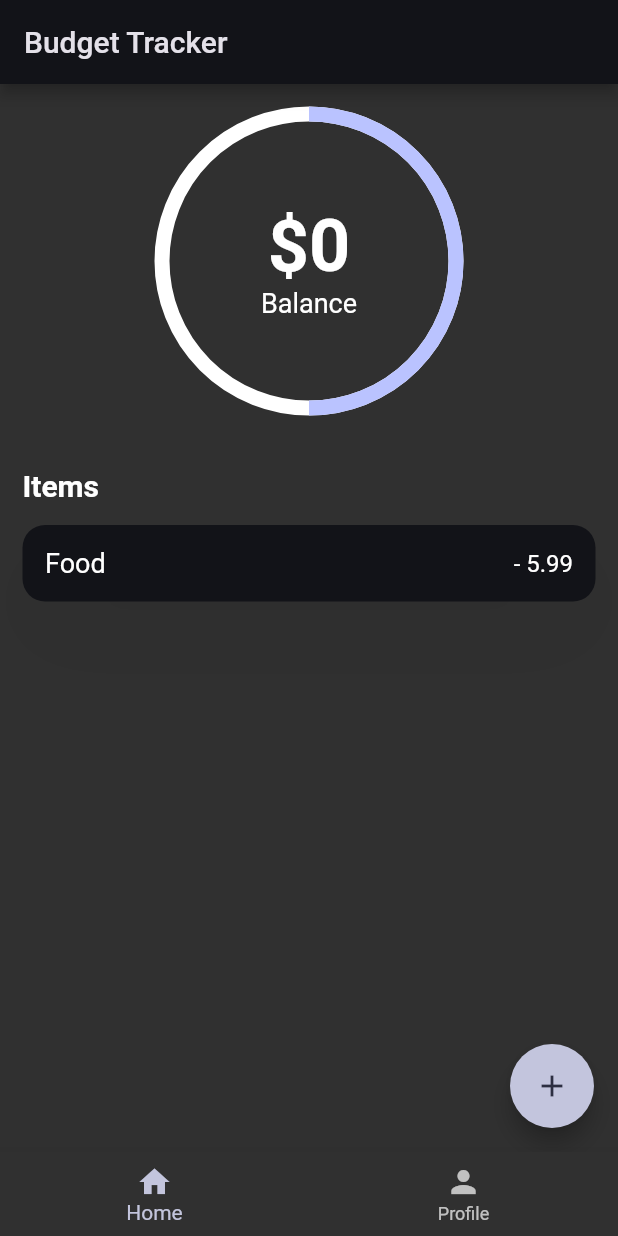
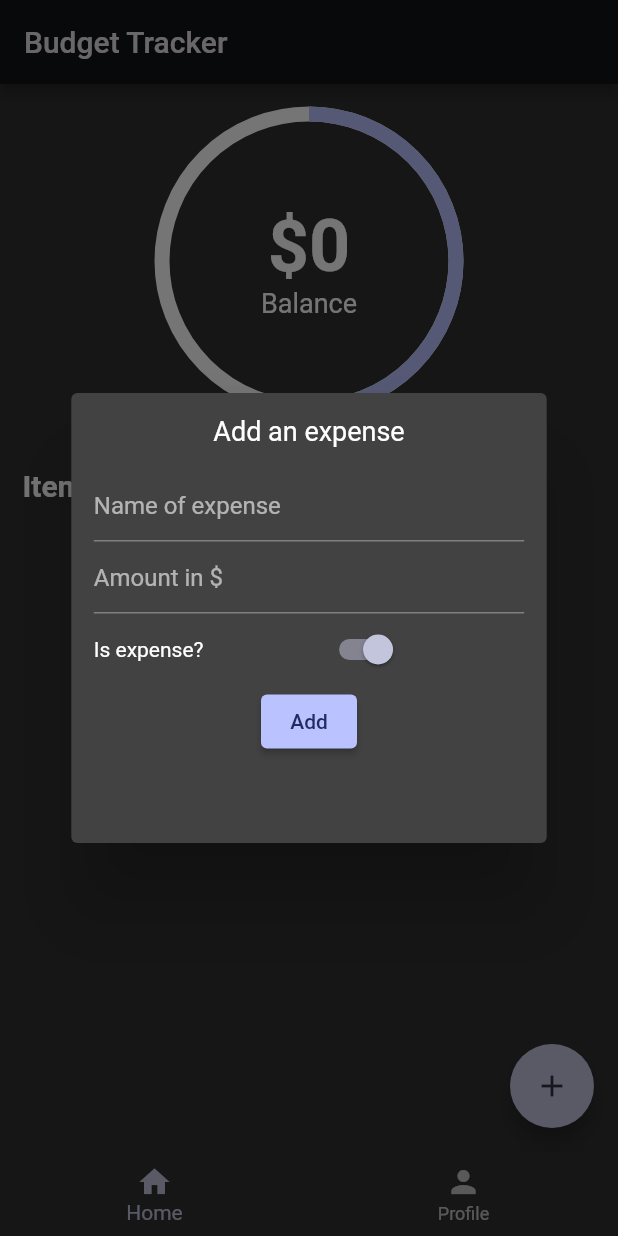
Before and after one commit to MilicTG/budget_tracker_new, a Flutter app: the screen it shows after launch, after a tap on the "add" icon, on a phone screen of 412 x 824 dp. Run offline on Flutter 3.47's test engine with Material 2 defaults, Android fonts, the phone set to English and light mode, and no system bars; drawn by our look-alikes of percent_indicator.

Commit message:
Chapter 7.7

```diff
--- /dev/null
+++ b/lib/components/add_transaction_dialog.dart
@@ -0,0 +1,88 @@
+import 'package:budget_tracker/model/transaction_item.dart';
+import 'package:flutter/material.dart';
+import 'package:flutter/services.dart';
+
+class AddTransactionDialog extends StatefulWidget {
+  final Function(TransactionItem) itemToAdd;
+
+  const AddTransactionDialog({required this.itemToAdd, Key? key})
+      : super(key: key);
+
+  @override
+  State<AddTransactionDialog> createState() => _AddTransactionDialogState();
+}
+
+class _AddTransactionDialogState extends State<AddTransactionDialog> {
+  final TextEditingController itemTitleController = TextEditingController();
+  final TextEditingController amountController = TextEditingController();
+
+  bool _isExpenseController = true; // <- here
+
+  @override
+  Widget build(BuildContext context) {
+    return Dialog(
+      child: SizedBox(
+        width: MediaQuery.of(context).size.width / 1.3,
+        height: 300,
+        child: Padding(
+          padding: const EdgeInsets.all(15.0),
+          child: Column(
+            children: [
+              const Text(
+                "Add an expense",
+                style: TextStyle(fontSize: 18),
+              ),
+              const SizedBox(
+                height: 15,
+              ),
+              TextField(
+                controller: itemTitleController,
+                decoration: const InputDecoration(hintText: "Name of expense"),
+              ),
+              TextField(
+                controller: amountController,
+                keyboardType: TextInputType.number,
+                inputFormatters: <TextInputFormatter>[
+                  FilteringTextInputFormatter.digitsOnly
+                ],
+                decoration: const InputDecoration(hintText: "Amount in \$"),
+              ),
+              Row(
+                mainAxisAlignment: MainAxisAlignment.spaceBetween,
+                children: [
+                  const Text("Is expense?"),
+                  Switch.adaptive(
+                    value: _isExpenseController,
+                    onChanged: (b) {
+                      setState(() {
+                        _isExpenseController = b;
+                      });
+                    },
+                  ),
+                  const SizedBox(
+                    height: 15,
+                  ),
+                ],
+              ),
+              ElevatedButton(
+                onPressed: () {
+                  if (amountController.text.isNotEmpty &&
+                      itemTitleController.text.isNotEmpty) {
+                    widget.itemToAdd(
+                      TransactionItem(
+                          amount: double.parse(amountController.text),
+                          itemTitle: itemTitleController.text,
+                          isExpense: _isExpenseController),
+                    );
+                    Navigator.pop(context);
+                  }
+                },
+                child: const Text("Add"),
+              )
+            ],
+          ),
+        ),
+      ),
+    );
+  }
+}
--- a/lib/pages/home_page.dart
+++ b/lib/pages/home_page.dart
@@ -1,3 +1,4 @@
+import 'package:budget_tracker/components/add_transaction_dialog.dart';
 import 'package:budget_tracker/model/transaction_item.dart';
 import 'package:flutter/material.dart';
 import 'package:percent_indicator/circular_percent_indicator.dart';
@@ -18,9 +19,16 @@ class _HomePageState extends State<HomePage> {
     return Scaffold(
       floatingActionButton: FloatingActionButton(
         onPressed: () {
-          setState(() {
-            items.add(TransactionItem(amount: 5.99, itemTitle: "Food"));
-          });
+          showDialog(
+            context: context,
+            builder: (context) {
+              return AddTransactionDialog(
+                itemToAdd: (transactionItem) {
+                  items.add(transactionItem);
+                },
+              );
+            },
+          );
         },
         child: const Icon(Icons.add),
       ),
```
